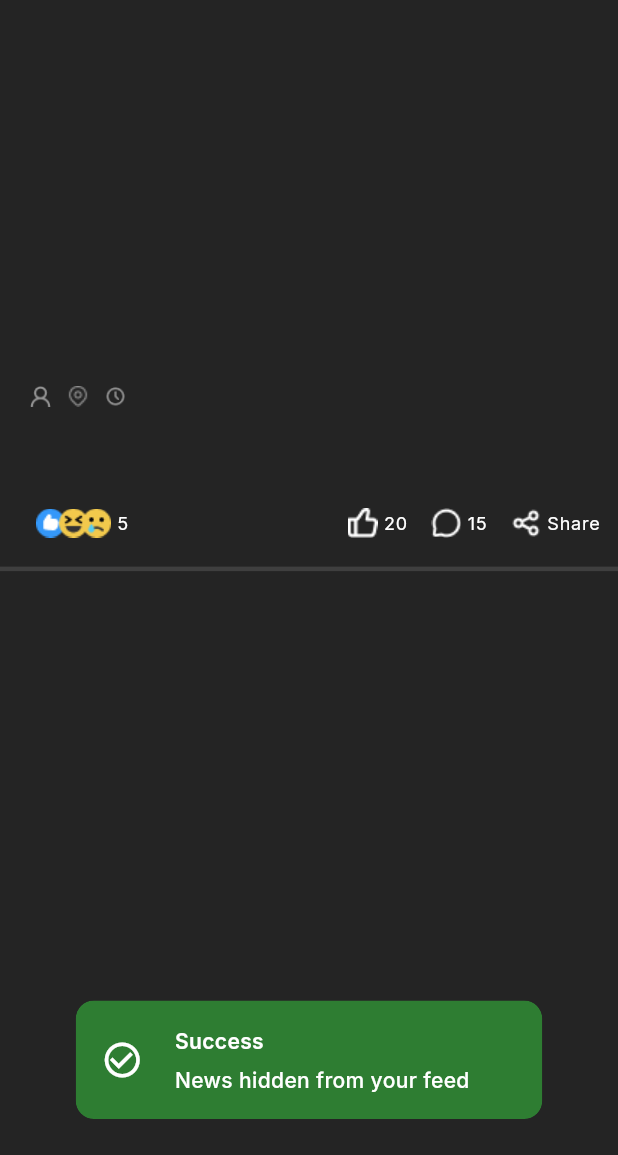
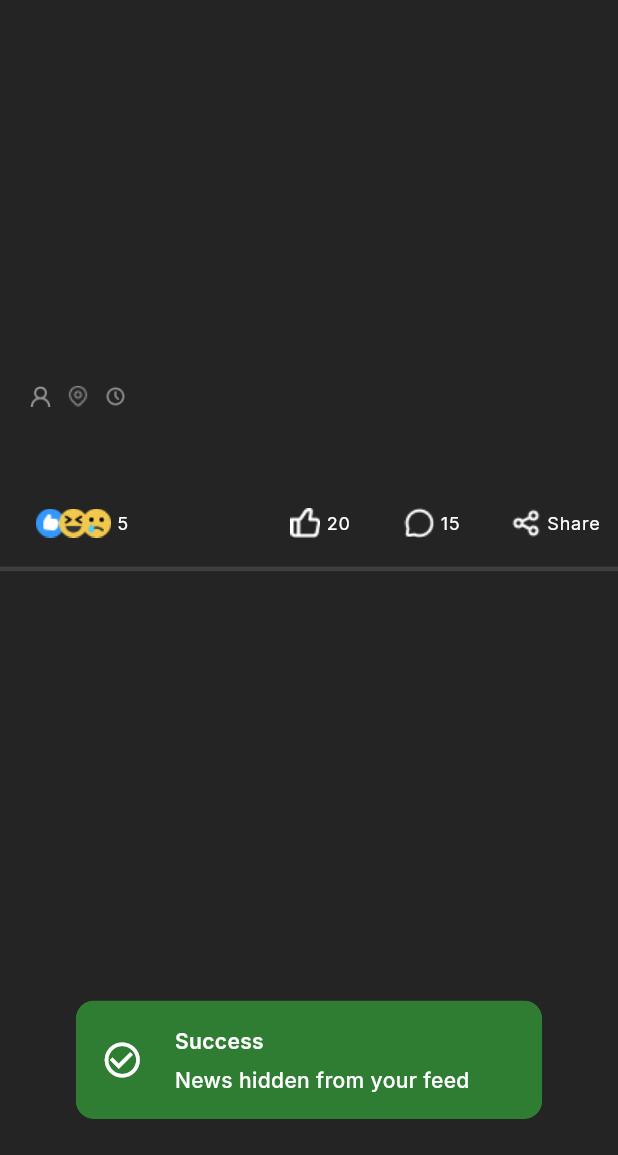
Before and after one commit to EngrJosimuddin42/News-Break, a Flutter app: the CategoryNewsCard widget shown alone on an empty page, opened directly with empty values, after a tap on the "close" icon, on a phone screen of 412 x 824 dp, the part 81-1236 px from its top. Run offline on Flutter 3.47's test engine with Material 3 defaults, Android fonts, the phone set to English and light mode, and no system bars; our stand-ins replace flick_video_player, flutter_map, geocoding, get, google_fonts, image_picker and 4 more; missing offline and left inert: video_thumbnail; accounts and stored records are empty; network calls fail.

```diff
--- a/lib/app/controllers/social_interaction_controller.dart
+++ b/lib/app/controllers/social_interaction_controller.dart
@@ -24,7 +24,7 @@ class SocialInteractionController extends GetxController {
   final reportedIds = <String>{}.obs;
   final joinedCommunityIds = <int>{}.obs;
   final reactions = <String, String>{}.obs;
-  final commentCounts = <dynamic, RxInt>{}.obs;
+  final Map<dynamic, RxInt> commentCounts = {};
   final Map<String, bool> followedPublishers = {};
   final Map<int, int> _baseFollowerCounts = {};
   final ValueNotifier<int> followNotifier = ValueNotifier<int>(0);
--- a/lib/app/modules/home/widgets/category_news_card.dart
+++ b/lib/app/modules/home/widgets/category_news_card.dart
@@ -32,17 +32,17 @@ class CategoryNewsCard extends StatefulWidget {
 class _CategoryNewsCardState extends State<CategoryNewsCard> {
   late final SocialInteractionController _socialCtrl;
   late final HomeController _controller;
+  late final RxInt _commentCount;
 
+  // initState
   @override
   void initState() {
     super.initState();
     _socialCtrl = Get.find<SocialInteractionController>();
     _controller = Get.find<HomeController>();
-
+    _commentCount = _socialCtrl.getCommentCount(widget.news, source: widget.tabType);
     WidgetsBinding.instance.addPostFrameCallback((_) {
-      if (mounted) {
-        _socialCtrl.initFollowerCount(widget.news);
-      }
+      if (mounted) _socialCtrl.initFollowerCount(widget.news);
     });
   }
 
@@ -245,7 +245,9 @@ class _CategoryNewsCardState extends State<CategoryNewsCard> {
           Row(
             mainAxisSize: MainAxisSize.min,
             children: [
-              Obx(() {
+              SizedBox(
+                width: 60,
+                child: Obx(() {
                   final isLiked = _socialCtrl.isLiked(news.id, type: widget.tabType);
                   return GestureDetector(
                     onTap: () => _socialCtrl.toggleLike(news.id, type: widget.tabType),
@@ -258,17 +260,26 @@ class _CategoryNewsCardState extends State<CategoryNewsCard> {
                           width: 20, height: 20,
                           color: isLiked ? Colors.blue : Colors.white),
                         const SizedBox(width: 4),
-                      Text(
+                        Flexible(
+                          child: Text(
                             _socialCtrl.getAdjustedNewsLikes(news, type: widget.tabType),
                             style: AppTextStyles.labelMedium.copyWith(
                                 color: isLiked ? Colors.blue : Colors.white),
+                            overflow: TextOverflow.ellipsis,
+                            maxLines: 1,
+                          ),
                         ),
                       ],
                     ),
                   );
                 }),
+              ),
+
               const SizedBox(width: 16),
-              GestureDetector(
+
+              SizedBox(
+                width: 55,
+                child: GestureDetector(
                   onTap: () => _socialCtrl.openComments(
                       news.id, CommentSource.news, tabType: widget.tabType),
                   behavior: HitTestBehavior.opaque,
@@ -278,15 +289,21 @@ class _CategoryNewsCardState extends State<CategoryNewsCard> {
                       Image.asset('assets/icons/comment.png',
                           width: 20, height: 20, color: Colors.white),
                       const SizedBox(width: 4),
-                    Obx(() => Text(
-                      _socialCtrl.formatCount(
-                          _socialCtrl.getCommentCount(news, source: widget.tabType).value),
+                      Flexible(
+                        child: Obx(() => Text(
+                          _socialCtrl.formatCount(_commentCount.value),
                           style: AppTextStyles.labelMedium,
+                          overflow: TextOverflow.ellipsis,
+                          maxLines: 1,
                         )),
+                      ),
                     ],
                   ),
                 ),
+              ),
+
               const SizedBox(width: 16),
+
               GestureDetector(
                 onTap: () => _socialCtrl.share(
                     id: news.id, title: news.title, type: 'news'),
```
Also changed, not shown: lib/app/modules/reels/comments/comments_sheet.dart (+125 -85 lines). Lines whose indentation alone changed are shown as unchanged.
